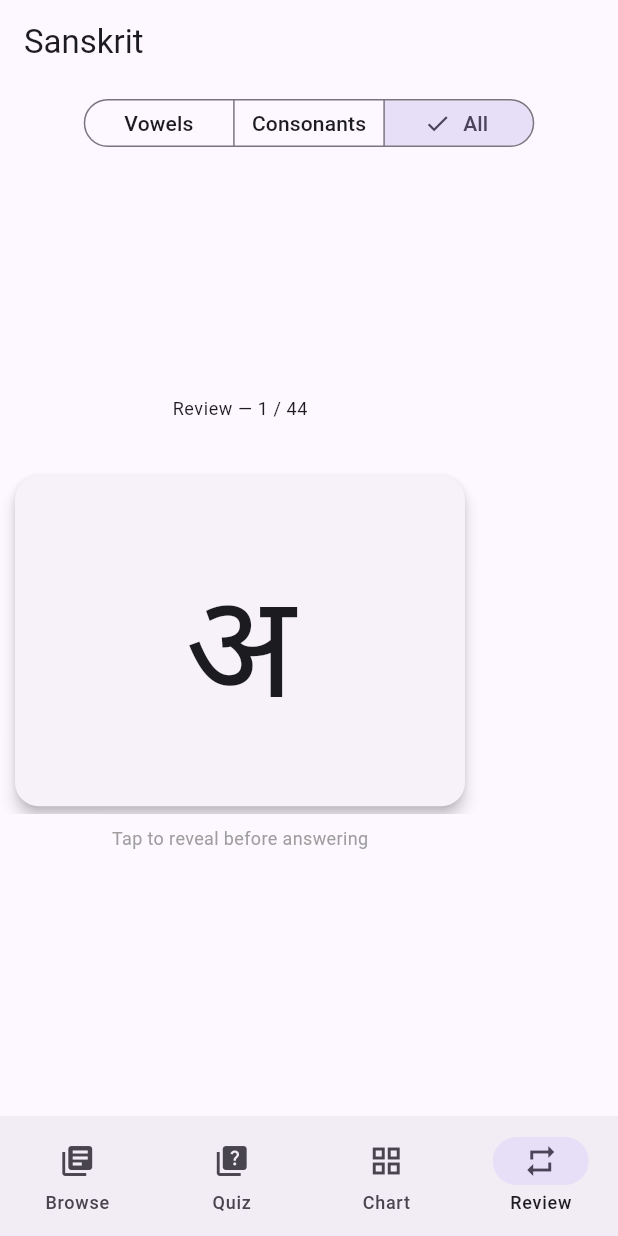
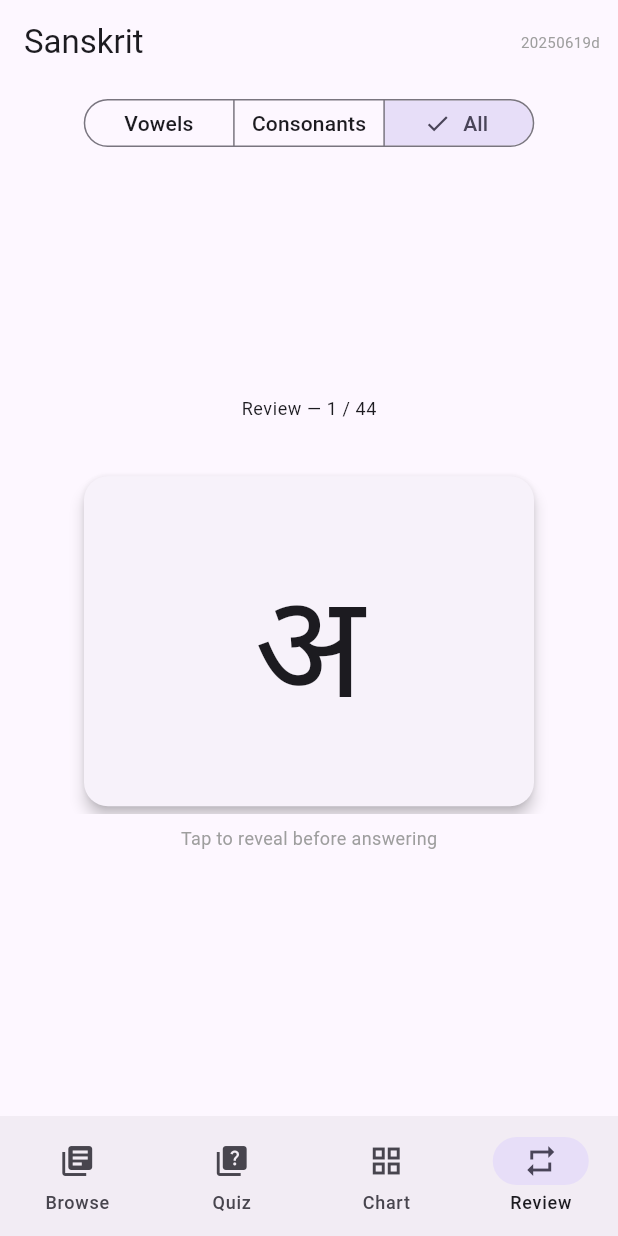
Before and after one commit to rthunder27/sanskrit, a Flutter app: the screen it shows after launch, item 4 of the bottom bar chosen, on a phone screen of 412 x 824 dp. Run offline on Flutter 3.47's test engine with Material 3 defaults, Android fonts, the phone set to English and light mode, and no system bars; our stand-ins replace hive_flutter; accounts and stored records are empty.

Commit message:
Fix card centering, add dark mode, enlarge chart cells, add build ID
- Fix review mode off-center cards: wrap layout in fixed-width Center
- Add dark mode support (follows system setting)
- Chart cells enlarged from 48×48 to 64×64 with bigger text for readability
- Build ID shown in app bar for verifying installed version
- Fix Matrix4 translation (was corrupting homogeneous coordinate)
- All three screens use consistent AnimatedContainer alignment

Co-Authored-By: Claude Sonnet 4.6 <noreply@anthropic.com>

```diff
--- a/app/lib/main.dart
+++ b/app/lib/main.dart
@@ -9,6 +9,8 @@ import 'screens/browse_screen.dart';
 import 'screens/quiz_screen.dart';
 import 'screens/chart_screen.dart';
 import 'screens/review_screen.dart';
+
+const String appBuildId = '20250619d';
 
 void main() async {
   WidgetsFlutterBinding.ensureInitialized();
@@ -27,6 +29,14 @@ class SanskritApp extends StatelessWidget {
         colorScheme: ColorScheme.fromSeed(seedColor: const Color(0xFF7C4DFF)),
         useMaterial3: true,
       ),
+      darkTheme: ThemeData(
+        colorScheme: ColorScheme.fromSeed(
+          seedColor: const Color(0xFF7C4DFF),
+          brightness: Brightness.dark,
+        ),
+        useMaterial3: true,
+      ),
+      themeMode: ThemeMode.system,
       home: const _HomeShell(),
     );
   }
@@ -68,6 +78,13 @@ class _HomeShellState extends State<_HomeShell> {
     return Scaffold(
       appBar: AppBar(
         title: const Text('Sanskrit'),
+        actions: [
+          Padding(
+            padding: const EdgeInsets.only(right: 12),
+            child: Text(appBuildId,
+                style: TextStyle(fontSize: 10, color: Colors.grey[500])),
+          ),
+        ],
         bottom: PreferredSize(
           preferredSize: const Size.fromHeight(48),
           child: _DeckSelector(
--- a/app/lib/screens/quiz_screen.dart
+++ b/app/lib/screens/quiz_screen.dart
@@ -181,15 +181,16 @@ class _QuizScreenState extends State<QuizScreen> {
             width: 320,
             height: 230,
             child: GestureDetector(
+              behavior: HitTestBehavior.opaque,
               onPanStart: _onPanStart,
               onPanUpdate: _onPanUpdate,
               onPanEnd: _onPanEnd,
               child: AnimatedContainer(
+                alignment: Alignment.center,
                 duration: (_dragging || _skipTransition) && _flyingOut == null
                     ? Duration.zero
                     : const Duration(milliseconds: 300),
-                transform: Matrix4.identity()
-                  ..translateByDouble(translateX, 0.0, 0.0, 1.0)
+                transform: Matrix4.translationValues(translateX, 0, 0)
                   ..rotateZ(rotation),
                 transformAlignment: Alignment.center,
                 // Key on the entry forces a widget rebuild (and thus a fade-in
--- a/app/lib/screens/review_screen.dart
+++ b/app/lib/screens/review_screen.dart
@@ -178,15 +178,16 @@ class _ReviewScreenState extends State<ReviewScreen> {
     final wrongOpacity = _flipped ? ((-_dragX) / _swipeThreshold).clamp(0.0, 1.0) : 0.0;
     final rightOpacity = _flipped ? (_dragX / _swipeThreshold).clamp(0.0, 1.0) : 0.0;
 
-    return Column(
+    return Center(
+      child: SizedBox(
+        width: 320,
+        child: Column(
           mainAxisAlignment: MainAxisAlignment.center,
           children: [
             Text('Review — $progress',
                 style: Theme.of(context).textTheme.bodySmall),
             const SizedBox(height: 8),
-        SizedBox(
-          width: 320,
-          child: Row(
+            Row(
               mainAxisAlignment: MainAxisAlignment.spaceBetween,
               children: [
                 Opacity(
@@ -201,27 +202,24 @@ class _ReviewScreenState extends State<ReviewScreen> {
                 ),
               ],
             ),
-        ),
             const SizedBox(height: 4),
             ClipRect(
               child: SizedBox(
-            width: 320,
                 height: 230,
-            child: Center(
                 child: GestureDetector(
+                  behavior: HitTestBehavior.opaque,
                   onPanStart: _onPanStart,
                   onPanUpdate: _onPanUpdate,
                   onPanEnd: _onPanEnd,
                   child: AnimatedContainer(
+                    alignment: Alignment.center,
                     duration: (_dragging || _skipTransition) && _flyingOut == null
                         ? Duration.zero
                         : const Duration(milliseconds: 300),
-                  transform: Matrix4.identity()
-                    ..translateByDouble(translateX, 0.0, 0.0, 1.0)
+                    transform: Matrix4.translationValues(translateX, 0, 0)
                       ..rotateZ(rotation),
                     transformAlignment: Alignment.center,
                     child: FlashcardWidget(entry: entry, flipped: _flipped),
-                ),
                   ),
                 ),
               ),
@@ -252,6 +250,8 @@ class _ReviewScreenState extends State<ReviewScreen> {
                 ],
               ),
           ],
+        ),
+      ),
     );
   }
 }
```
Also changed, not shown: app/lib/screens/browse_screen.dart (+3 -4 lines), app/lib/screens/chart_screen.dart (+8 -8 lines). Lines whose indentation alone changed are shown as unchanged.
